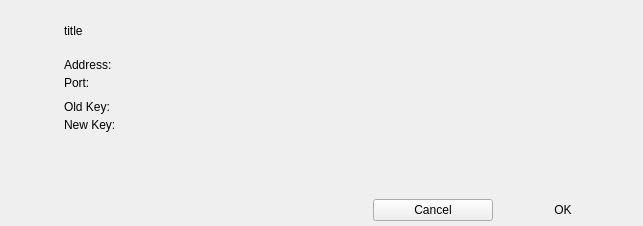
Qt form BlockSettleUILib/ImportKeyBox.ui (BlockSettle/terminal) before a commit.
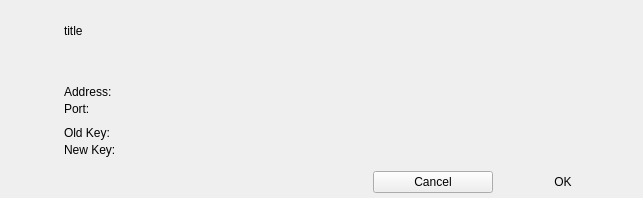
The same form after that commit. Icons and pictures are not drawn.

Patch:
```diff
--- a/BlockSettleUILib/ImportKeyBox.ui
+++ b/BlockSettleUILib/ImportKeyBox.ui
@@ -7,7 +7,7 @@
     <x>0</x>
     <y>0</y>
     <width>643</width>
-    <height>226</height>
+    <height>194</height>
    </rect>
   </property>
   <property name="sizePolicy">
@@ -142,7 +142,7 @@
          <property name="verticalSpacing">
           <number>0</number>
          </property>
-         <item row="4" column="0">
+         <item row="6" column="0">
           <widget class="QLabel" name="labelNewKey">
            <property name="sizePolicy">
             <sizepolicy hsizetype="Preferred" vsizetype="Minimum">
@@ -179,44 +179,97 @@
            </property>
           </widget>
          </item>
+         <item row="6" column="1" colspan="2">
+          <widget class="QLabel" name="labelNewKeyValue">
+           <property name="sizePolicy">
+            <sizepolicy hsizetype="Preferred" vsizetype="Minimum">
+             <horstretch>0</horstretch>
+             <verstretch>0</verstretch>
+            </sizepolicy>
+           </property>
+           <property name="minimumSize">
+            <size>
+             <width>0</width>
+             <height>0</height>
+            </size>
+           </property>
+           <property name="maximumSize">
+            <size>
+             <width>16777215</width>
+             <height>22</height>
+            </size>
+           </property>
+           <property name="text">
+            <string>&lt;none&gt;</string>
+           </property>
+           <property name="textFormat">
+            <enum>Qt::AutoText</enum>
+           </property>
+           <property name="alignment">
+            <set>Qt::AlignLeading|Qt::AlignLeft|Qt::AlignTop</set>
+           </property>
+           <property name="wordWrap">
+            <bool>true</bool>
+           </property>
+           <property name="openExternalLinks">
+            <bool>true</bool>
+           </property>
+          </widget>
+         </item>
+         <item row="4" column="0" colspan="3">
+          <spacer name="verticalSpacer_2">
+           <property name="orientation">
+            <enum>Qt::Vertical</enum>
+           </property>
+           <property name="sizeType">
+            <enum>QSizePolicy::Fixed</enum>
+           </property>
+           <property name="sizeHint" stdset="0">
+            <size>
+             <width>20</width>
+             <height>6</height>
+            </size>
+           </property>
+          </spacer>
+         </item>
+         <item row="5" column="1" colspan="2">
+          <widget class="QLabel" name="labelOldKeyValue">
+           <property name="sizePolicy">
+            <sizepolicy hsizetype="Preferred" vsizetype="Minimum">
+             <horstretch>0</horstretch>
+             <verstretch>0</verstretch>
+            </sizepolicy>
+           </property>
+           <property name="minimumSize">
+            <size>
+             <width>0</width>
+             <height>0</height>
+            </size>
+           </property>
+           <property name="maximumSize">
+            <size>
+             <width>16777215</width>
+             <height>22</height>
+            </size>
+           </property>
+           <property name="text">
+            <string>&lt;none&gt;</string>
+           </property>
+           <property name="textFormat">
+            <enum>Qt::AutoText</enum>
+           </property>
+           <property name="alignment">
+            <set>Qt::AlignLeading|Qt::AlignLeft|Qt::AlignTop</set>
+           </property>
+           <property name="wordWrap">
+            <bool>true</bool>
+           </property>
+           <property name="openExternalLinks">
+            <bool>true</bool>
+           </property>
+          </widget>
+         </item>
          <item row="3" column="0">
-          <widget class="QLabel" name="labelOldKey">
-           <property name="sizePolicy">
-            <sizepolicy hsizetype="Preferred" vsizetype="Minimum">
-             <horstretch>0</horstretch>
-             <verstretch>0</verstretch>
-            </sizepolicy>
-           </property>
-           <property name="minimumSize">
-            <size>
-             <width>0</width>
-             <height>0</height>
-            </size>
-           </property>
-           <property name="maximumSize">
-            <size>
-             <width>60</width>
-             <height>22</height>
-            </size>
-           </property>
-           <property name="text">
-            <string>Old Key:</string>
-           </property>
-           <property name="textFormat">
-            <enum>Qt::AutoText</enum>
-           </property>
-           <property name="alignment">
-            <set>Qt::AlignLeading|Qt::AlignLeft|Qt::AlignTop</set>
-           </property>
-           <property name="wordWrap">
-            <bool>true</bool>
-           </property>
-           <property name="openExternalLinks">
-            <bool>true</bool>
-           </property>
-          </widget>
-         </item>
-         <item row="1" column="0">
           <widget class="QLabel" name="labelPort">
            <property name="sizePolicy">
             <sizepolicy hsizetype="Preferred" vsizetype="Minimum">
@@ -253,44 +306,7 @@
            </property>
           </widget>
          </item>
-         <item row="4" column="1" colspan="2">
-          <widget class="QLabel" name="labelNewKeyValue">
-           <property name="sizePolicy">
-            <sizepolicy hsizetype="Preferred" vsizetype="Minimum">
-             <horstretch>0</horstretch>
-             <verstretch>0</verstretch>
-            </sizepolicy>
-           </property>
-           <property name="minimumSize">
-            <size>
-             <width>0</width>
-             <height>0</height>
-            </size>
-           </property>
-           <property name="maximumSize">
-            <size>
-             <width>16777215</width>
-             <height>22</height>
-            </size>
-           </property>
-           <property name="text">
-            <string>&lt;none&gt;</string>
-           </property>
-           <property name="textFormat">
-            <enum>Qt::AutoText</enum>
-           </property>
-           <property name="alignment">
-            <set>Qt::AlignLeading|Qt::AlignLeft|Qt::AlignTop</set>
-           </property>
-           <property name="wordWrap">
-            <bool>true</bool>
-           </property>
-           <property name="openExternalLinks">
-            <bool>true</bool>
-           </property>
-          </widget>
-         </item>
-         <item row="0" column="1" colspan="2">
+         <item row="2" column="1" colspan="2">
           <widget class="QLabel" name="labelAddressValue">
            <property name="sizePolicy">
             <sizepolicy hsizetype="Preferred" vsizetype="Minimum">
@@ -327,7 +343,103 @@
            </property>
           </widget>
          </item>
-         <item row="0" column="0">
+         <item row="3" column="1" colspan="2">
+          <widget class="QLabel" name="labelPortValue">
+           <property name="sizePolicy">
+            <sizepolicy hsizetype="Preferred" vsizetype="Minimum">
+             <horstretch>0</horstretch>
+             <verstretch>0</verstretch>
+            </sizepolicy>
+           </property>
+           <property name="minimumSize">
+            <size>
+             <width>0</width>
+             <height>0</height>
+            </size>
+           </property>
+           <property name="maximumSize">
+            <size>
+             <width>16777215</width>
+             <height>22</height>
+            </size>
+           </property>
+           <property name="text">
+            <string>&lt;unknown&gt;</string>
+           </property>
+           <property name="textFormat">
+            <enum>Qt::AutoText</enum>
+           </property>
+           <property name="alignment">
+            <set>Qt::AlignLeading|Qt::AlignLeft|Qt::AlignTop</set>
+           </property>
+           <property name="wordWrap">
+            <bool>true</bool>
+           </property>
+           <property name="openExternalLinks">
+            <bool>true</bool>
+           </property>
+          </widget>
+         </item>
+         <item row="5" column="0">
+          <widget class="QLabel" name="labelOldKey">
+           <property name="sizePolicy">
+            <sizepolicy hsizetype="Preferred" vsizetype="Minimum">
+             <horstretch>0</horstretch>
+             <verstretch>0</verstretch>
+            </sizepolicy>
+           </property>
+           <property name="minimumSize">
+            <size>
+             <width>0</width>
+             <height>0</height>
+            </size>
+           </property>
+           <property name="maximumSize">
+            <size>
+             <width>60</width>
+             <height>22</height>
+            </size>
+           </property>
+           <property name="text">
+            <string>Old Key:</string>
+           </property>
+           <property name="textFormat">
+            <enum>Qt::AutoText</enum>
+           </property>
+           <property name="alignment">
+            <set>Qt::AlignLeading|Qt::AlignLeft|Qt::AlignTop</set>
+           </property>
+           <property name="wordWrap">
+            <bool>true</bool>
+           </property>
+           <property name="openExternalLinks">
+            <bool>true</bool>
+           </property>
+          </widget>
+         </item>
+         <item row="0" column="0" colspan="3">
+          <widget class="QLabel" name="labelDescription">
+           <property name="sizePolicy">
+            <sizepolicy hsizetype="Preferred" vsizetype="Minimum">
+             <horstretch>0</horstretch>
+             <verstretch>0</verstretch>
+            </sizepolicy>
+           </property>
+           <property name="maximumSize">
+            <size>
+             <width>16777215</width>
+             <height>16777215</height>
+            </size>
+           </property>
+           <property name="text">
+            <string/>
+           </property>
+           <property name="wordWrap">
+            <bool>true</bool>
+           </property>
+          </widget>
+         </item>
+         <item row="2" column="0">
           <widget class="QLabel" name="labelAddress">
            <property name="sizePolicy">
             <sizepolicy hsizetype="Preferred" vsizetype="Minimum">
@@ -364,82 +476,8 @@
            </property>
           </widget>
          </item>
-         <item row="1" column="1" colspan="2">
-          <widget class="QLabel" name="labelPortValue">
-           <property name="sizePolicy">
-            <sizepolicy hsizetype="Preferred" vsizetype="Minimum">
-             <horstretch>0</horstretch>
-             <verstretch>0</verstretch>
-            </sizepolicy>
-           </property>
-           <property name="minimumSize">
-            <size>
-             <width>0</width>
-             <height>0</height>
-            </size>
-           </property>
-           <property name="maximumSize">
-            <size>
-             <width>16777215</width>
-             <height>22</height>
-            </size>
-           </property>
-           <property name="text">
-            <string>&lt;unknown&gt;</string>
-           </property>
-           <property name="textFormat">
-            <enum>Qt::AutoText</enum>
-           </property>
-           <property name="alignment">
-            <set>Qt::AlignLeading|Qt::AlignLeft|Qt::AlignTop</set>
-           </property>
-           <property name="wordWrap">
-            <bool>true</bool>
-           </property>
-           <property name="openExternalLinks">
-            <bool>true</bool>
-           </property>
-          </widget>
-         </item>
-         <item row="3" column="1" colspan="2">
-          <widget class="QLabel" name="labelOldKeyValue">
-           <property name="sizePolicy">
-            <sizepolicy hsizetype="Preferred" vsizetype="Minimum">
-             <horstretch>0</horstretch>
-             <verstretch>0</verstretch>
-            </sizepolicy>
-           </property>
-           <property name="minimumSize">
-            <size>
-             <width>0</width>
-             <height>0</height>
-            </size>
-           </property>
-           <property name="maximumSize">
-            <size>
-             <width>16777215</width>
-             <height>22</height>
-            </size>
-           </property>
-           <property name="text">
-            <string>&lt;none&gt;</string>
-           </property>
-           <property name="textFormat">
-            <enum>Qt::AutoText</enum>
-           </property>
-           <property name="alignment">
-            <set>Qt::AlignLeading|Qt::AlignLeft|Qt::AlignTop</set>
-           </property>
-           <property name="wordWrap">
-            <bool>true</bool>
-           </property>
-           <property name="openExternalLinks">
-            <bool>true</bool>
-           </property>
-          </widget>
-         </item>
-         <item row="2" column="0" colspan="3">
-          <spacer name="verticalSpacer_2">
+         <item row="1" column="0" colspan="3">
+          <spacer name="verticalSpacerDescription">
            <property name="orientation">
             <enum>Qt::Vertical</enum>
            </property>
@@ -449,7 +487,7 @@
            <property name="sizeHint" stdset="0">
             <size>
              <width>20</width>
-             <height>6</height>
+             <height>10</height>
             </size>
            </property>
           </spacer>
@@ -477,7 +515,7 @@
      </property>
      <property name="sizeHint" stdset="0">
       <size>
-       <width>20</width>
+       <width>0</width>
        <height>0</height>
       </size>
      </property>
```
